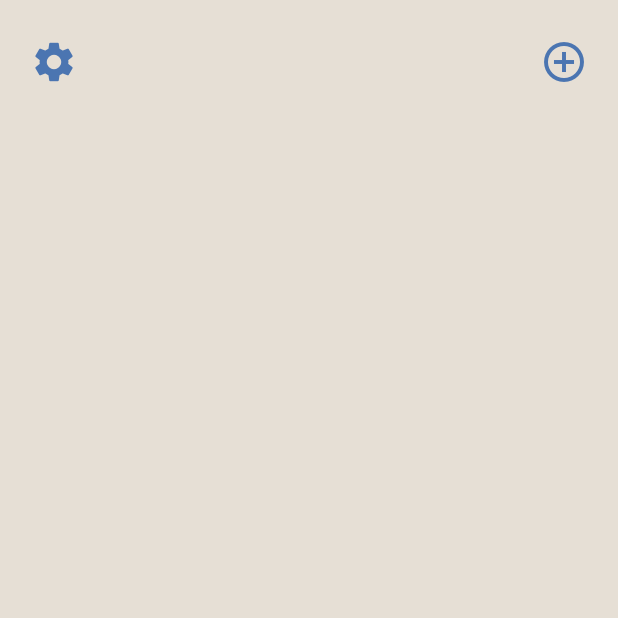
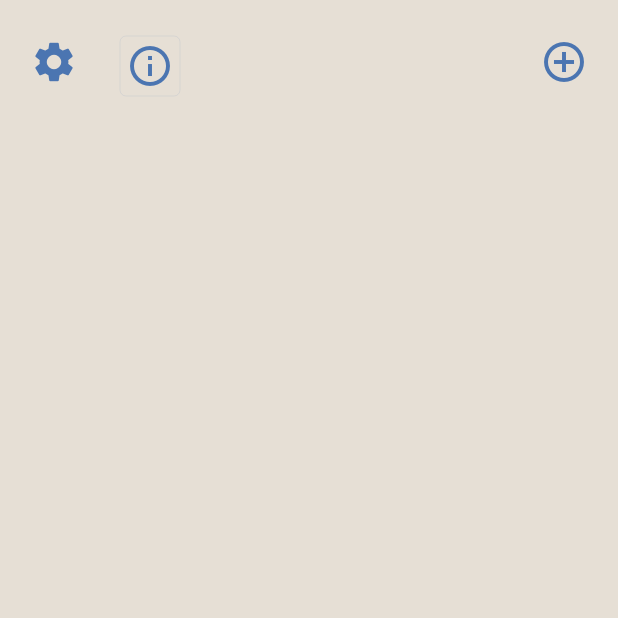
Before and after one commit to denissavishchev/for_children, a Flutter app: the MainParentScreen screen opened directly, on a phone screen of 412 x 824 dp, the top half of it. Run offline on Flutter 3.47's test engine with Material 3 defaults, Android fonts, the phone set to English and light mode, and no system bars; our stand-ins replace cloud_firestore, easy_localization, firebase_auth, firebase_core, firebase_storage, flutter_rating_bar and 5 more; missing offline and left inert: country_flags; accounts and stored records are empty; network calls fail.

Commit message:
info widget

```diff
--- a/lib/providers/login_provider.dart
+++ b/lib/providers/login_provider.dart
@@ -27,6 +27,12 @@ class LoginProvider with ChangeNotifier {
   bool isPasswordVisible = false;
   String selectedLanguage = 'English - UK';
   bool isLoading = false;
+  bool isInfo = false;
+
+  void switchInfo(){
+    isInfo = !isInfo;
+    notifyListeners();
+  }
 
   Future logIn() async{
     await FirebaseAuth.instance.signInWithEmailAndPassword(
--- a/lib/screens/parent_screens/main_parent_screen.dart
+++ b/lib/screens/parent_screens/main_parent_screen.dart
@@ -2,6 +2,7 @@ import 'package:flutter/material.dart';
 import 'package:for_children/constants.dart';
 import 'package:for_children/providers/parent_provider.dart';
 import 'package:for_children/screens/parent_screens/add_task_screen.dart';
+import 'package:for_children/widgets/info_widget.dart';
 import 'package:provider/provider.dart';
 import 'parent_settings_screen.dart';
 import '../../widgets/parent_tiles_list_widget.dart';
@@ -19,7 +20,9 @@ class MainParentScreen extends StatelessWidget {
         child: Consumer<ParentProvider>(
           builder: (context, data, _){
             return SingleChildScrollView(
-              child: Column(
+              child: Stack(
+                children: [
+                  Column(
                     children: [
                       Container(
                         margin: const EdgeInsets.symmetric(horizontal: 12),
@@ -54,6 +57,12 @@ class MainParentScreen extends StatelessWidget {
                       const ParentTilesListWidget()
                     ],
                   ),
+                  const Positioned(
+                    top: 24,
+                      left: 80,
+                      child: InfoWidget())
+                ],
+              ),
             );
           },
         )
--- /dev/null
+++ b/lib/widgets/info_widget.dart
@@ -0,0 +1,54 @@
+import 'package:flutter/material.dart';
+import 'package:for_children/constants.dart';
+import 'package:for_children/providers/login_provider.dart';
+import 'package:provider/provider.dart';
+
+class InfoWidget extends StatelessWidget {
+  const InfoWidget({super.key});
+
+  @override
+  Widget build(BuildContext context) {
+    return Consumer<LoginProvider>(
+        builder: (context, data, _){
+          return GestureDetector(
+            onTap: () => data.switchInfo(),
+            child: AnimatedContainer(
+              duration: const Duration(milliseconds: 300),
+              width: data.isInfo ? 300 : 40,
+              height: data.isInfo ? 300 : 40,
+              decoration: BoxDecoration(
+                color: kGrey,
+                  border: Border.all(width: data.isInfo ? 1 : 0, color: kBlue.withOpacity(0.1)),
+                  borderRadius: const BorderRadius.all(Radius.circular(4)),
+                  boxShadow: data.isInfo ? [
+                    BoxShadow(
+                        color: Colors.black.withOpacity(0.2),
+                        blurRadius: 6,
+                        spreadRadius: 2,
+                        offset: const Offset(0, 6)
+                    ),
+                    BoxShadow(
+                      color: kGrey.withOpacity(0.2),
+                      blurRadius: 2,
+                      spreadRadius: 2,
+                    ),
+                  ] : null
+              ),
+              child: AnimatedCrossFade(
+                duration: const Duration(milliseconds: 50),
+                reverseDuration: const Duration(microseconds: 10),
+                firstChild: const Center(child: Text('info')),
+                secondChild: const Center(child: Icon(Icons.info_outlined, size: 32, color: kBlue,)),
+                crossFadeState: data.isInfo
+                    ? CrossFadeState.showFirst
+                    : CrossFadeState.showSecond
+              ),
+              // child: data.isInfo
+              //     ? Text('info')
+              //     : Center(child: Icon(Icons.info_outlined, size: 32, color: kBlue,)),
+            ),
+          );
+        }
+    );
+  }
+}
```
Lines whose indentation alone changed are shown as unchanged.
